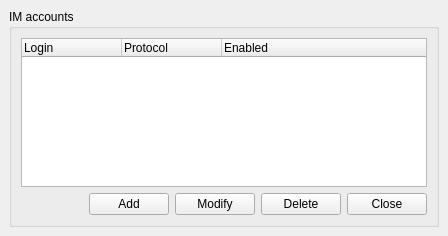
Old version of the form wengophone/src/presentation/qt/imaccount/IMAccountManager.ui in the repository tkrotoff/WengoPhone.
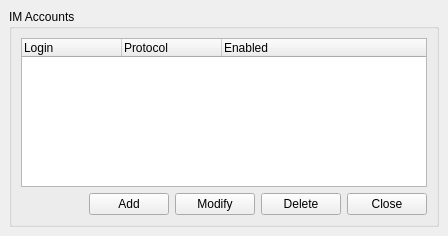
New version of the form.

Commit message: - More documentation on QtIMAccount - Yahoo handling removes @ automatically

What changed in the file:
```diff
--- a/wengophone/src/presentation/qt/imaccount/IMAccountManager.ui
+++ b/wengophone/src/presentation/qt/imaccount/IMAccountManager.ui
@@ -25,7 +25,7 @@
    <item row="0" column="0" >
     <widget class="QGroupBox" name="groupBox" >
      <property name="title" >
-      <string>IM accounts</string>
+      <string>IM Accounts</string>
      </property>
      <layout class="QGridLayout" >
       <property name="margin" >
```
The commit also changes 4 other files.
